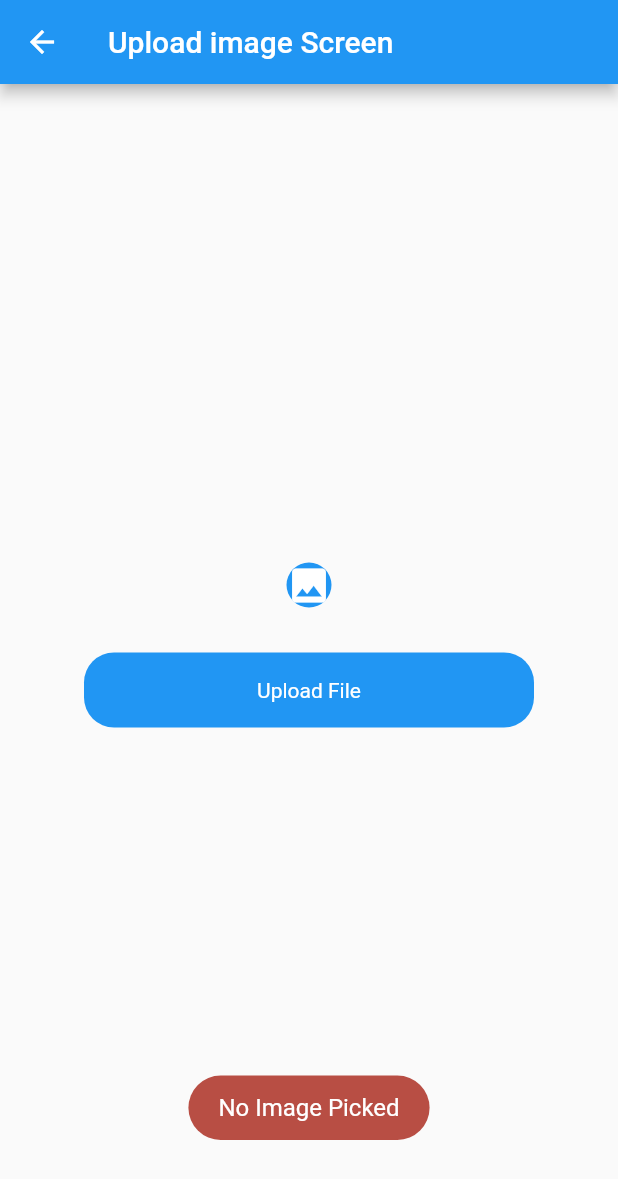
After one commit to Hira-kiran/Complete-Firebase, a Flutter app: the UploadFilesScreen screen opened directly, after a tap on the "image" icon, on a phone screen of 412 x 824 dp. The commit adds this screen. Shown: the top 1179 px of the screen. Run offline on Flutter 3.47's test engine with Material 2 defaults, Android fonts, the phone set to English and light mode, and no system bars; our stand-ins replace cloud_firestore, file_picker, firebase_auth, firebase_core, firebase_database, firebase_storage and 3 more; missing offline and left inert: flutter_pdfview; accounts and stored records are empty.

Commit message:
upload  file

```diff
--- /dev/null
+++ b/lib/UploadImage/upload_file.dart
@@ -0,0 +1,121 @@
+// ignore_for_file: file_names, prefer_adjacent_string_concatenation
+
+import 'dart:io';
+import 'package:complete_firbase/auth/signupScreen.dart';
+import 'package:complete_firbase/components/containerBtn.dart';
+import 'package:file_picker/file_picker.dart';
+import 'package:firebase_database/firebase_database.dart';
+import 'package:flutter/material.dart';
+import 'package:firebase_storage/firebase_storage.dart' as firebase_storage;
+import 'package:flutter_pdfview/flutter_pdfview.dart';
+
+class UploadFilesScreen extends StatefulWidget {
+  const UploadFilesScreen({super.key});
+
+  @override
+  State<UploadFilesScreen> createState() => _UploadFilesScreenState();
+}
+
+class _UploadFilesScreenState extends State<UploadFilesScreen> {
+  firebase_storage.FirebaseStorage storage =
+      firebase_storage.FirebaseStorage.instance;
+  final firebaseRealtmDBref = FirebaseDatabase.instance.ref("Post");
+  bool loading = false;
+  File? pdfFile;
+  // final picker = ImagePicker();
+
+  Future imagePickerGallery() async {
+    final result = await FilePicker.platform.pickFiles(
+        type: FileType.custom, allowedExtensions: ["pdf", "doc", "jpg"]);
+
+    setState(() {
+      if (result != null) {
+        final filePath = result.files.single.path!;
+        pdfFile = File(filePath);
+      } else {
+        ToastMessage().toastmsj("No Image Picked");
+      }
+    });
+  }
+
+  @override
+  Widget build(BuildContext context) {
+    return Scaffold(
+      appBar: AppBar(
+        title: const Text("Upload image Screen"),
+      ),
+      body: Padding(
+        padding: const EdgeInsets.symmetric(horizontal: 20),
+        child: Column(
+          mainAxisAlignment: MainAxisAlignment.center,
+          crossAxisAlignment: CrossAxisAlignment.center,
+          children: [
+            InkWell(
+              onTap: () {
+                imagePickerGallery();
+              },
+              child: Center(
+                child: Container(
+                  /* height: 170,
+                  width: 170, */
+                  decoration: BoxDecoration(
+                      color: Colors.blue,
+                      borderRadius: BorderRadius.circular(20)),
+                  child: pdfFile != null
+                      ? PDFView(
+                          filePath: pdfFile!.path,
+                        )
+                      /*  Image.file(
+                          pdfFile!.absolute,
+                          fit: BoxFit.fill,
+                        ) */
+                      : const Icon(
+                          Icons.image,
+                          color: Colors.white,
+                          size: 30,
+                        ),
+                ),
+              ),
+            ),
+            const SizedBox(
+              height: 10,
+            ),
+            ContainerBtnComp(
+                loading: loading,
+                text: "Upload File",
+                onclick: () async {
+                  setState(() {
+                    loading = true;
+                  });
+                  firebase_storage.Reference ref = firebase_storage
+                      .FirebaseStorage.instance
+                      // ignore: prefer_interpolation_to_compose_strings
+                      .ref("/PDF Books/" +
+                          DateTime.now().millisecondsSinceEpoch.toString());
+                  firebase_storage.UploadTask uploadTask =
+                      ref.putFile(pdfFile!.absolute);
+                  Future.value(uploadTask).then((value) async {
+                    var newUrl = await ref.getDownloadURL();
+                    final id = DateTime.now().millisecondsSinceEpoch.toString();
+                    firebaseRealtmDBref.child(id).set(
+                        {"id": id, "Message": newUrl.toString()}).then((value) {
+                      setState(() {
+                        loading = false;
+                      });
+                      ToastMessage().toastmsj("File is Uploaded");
+                    }).onError((error, stackTrace) {
+                      setState(() {
+                        loading = false;
+                      });
+                      ToastMessage().toastmsj(error.toString());
+                    });
+                  }).onError((error, stackTrace) {
+                    ToastMessage().toastmsj(error.toString());
+                  });
+                })
+          ],
+        ),
+      ),
+    );
+  }
+}
--- a/lib/view/splashScreen.dart
+++ b/lib/view/splashScreen.dart
@@ -1,8 +1,7 @@
 // ignore_for_file: file_names
 
 import 'dart:async';
-
-import 'package:complete_firbase/UploadImage/uploadImgScreen.dart';
+import 'package:complete_firbase/UploadImage/upload_file.dart';
 import 'package:complete_firbase/auth/signupScreen.dart';
 import 'package:firebase_auth/firebase_auth.dart';
 import 'package:flutter/material.dart';
@@ -23,7 +22,7 @@ class _SplashScreenState extends State<SplashScreen> {
     final user = auth.currentUser;
     if (user != null) {
       Timer(
-          const Duration(seconds: 2), () => Get.to(const UploadImageScreen()));
+          const Duration(seconds: 2), () => Get.to(const UploadFilesScreen()));
     } else {
       Timer(const Duration(seconds: 2), () => Get.to(const SignupScreen()));
     }
--- a/pubspec.yaml
+++ b/pubspec.yaml
@@ -44,6 +44,12 @@ dependencies:
   cloud_firestore: ^4.3.2
   image_picker: ^0.8.6+1
   firebase_storage: ^11.0.11
+  file_picker: ^5.2.5
+  flutter_pdfview: ^1.2.5
+
+
+
+
 
 dev_dependencies:
   flutter_test:
```
Also changed, not shown: pubspec.lock, 1 other file.
